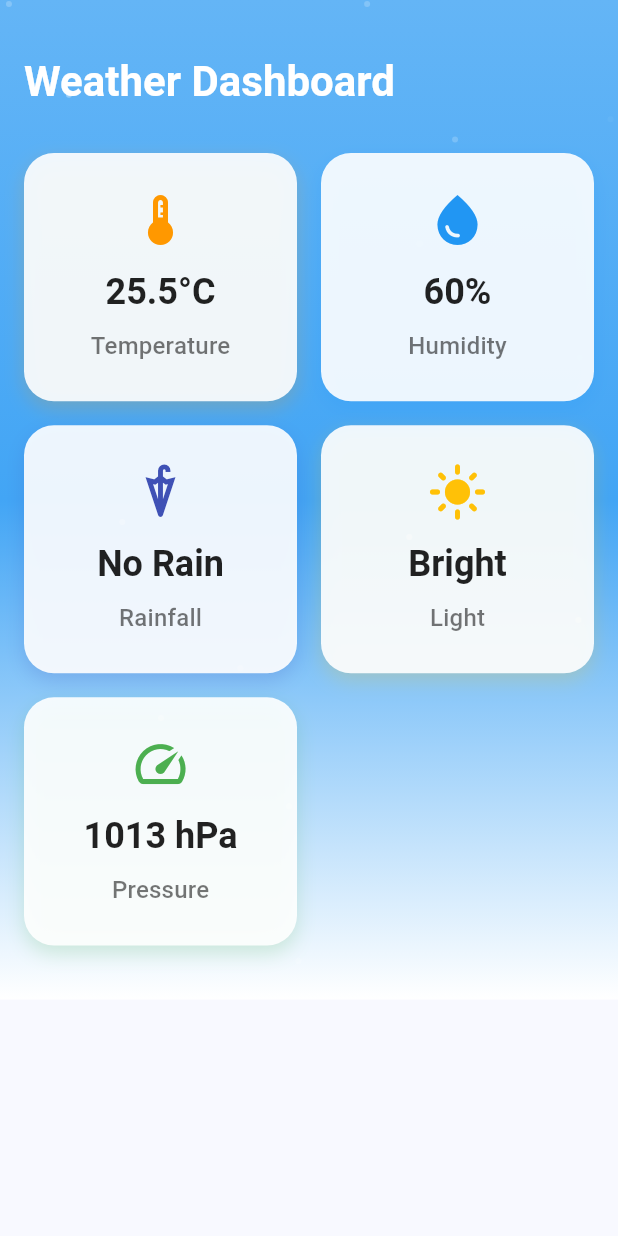
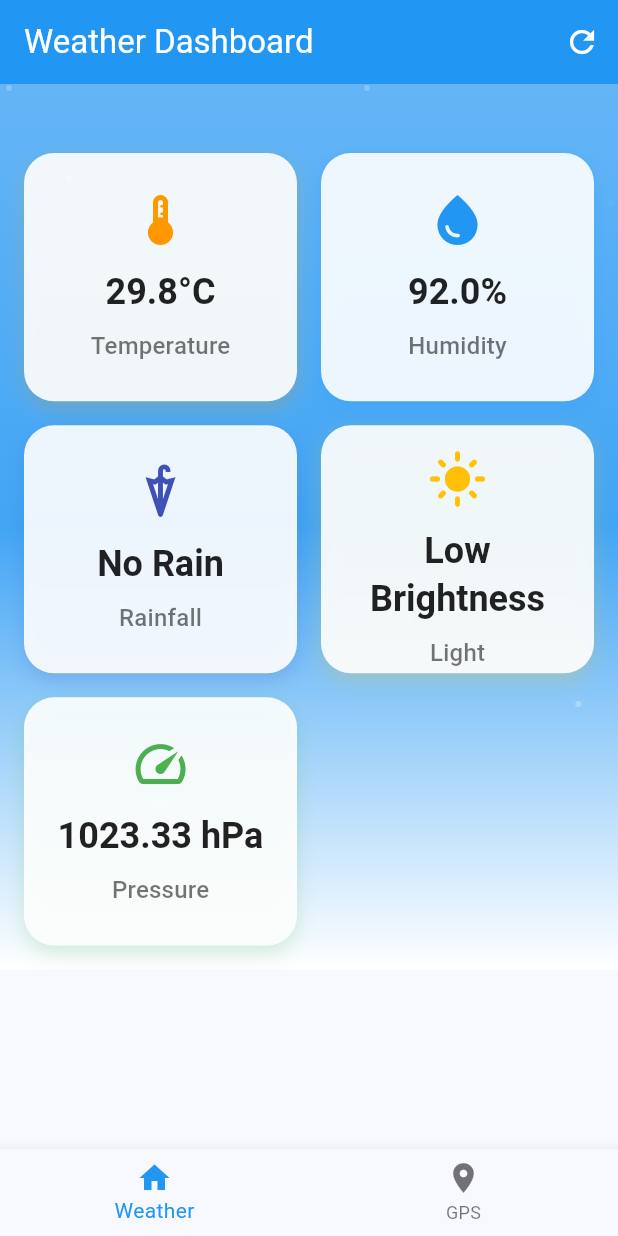
Before and after one commit to Fathir2001/Weather_App, a Flutter app: the HomePage screen opened directly, on a phone screen of 412 x 824 dp. Run offline on Flutter 3.47's test engine with Material 3 defaults, Android fonts, the phone set to English and light mode, and no system bars; our stand-ins replace shared_preferences; accounts and stored records are empty.

Commit message:
Add weather data model and implement GPS tracking page with navigation

```diff
--- a/Front - End/lib/Pages/HomePage.dart
+++ b/Front - End/lib/Pages/HomePage.dart
@@ -1,5 +1,25 @@
 import 'package:flutter/material.dart';
 import 'dart:math' as math;
+import 'dart:async';
+import 'gps.dart';
+
+class WeatherData {
+  final double temperature;
+  final double humidity;
+  final int rainVal;
+  final String rainCondition;
+  final String lightCondition;
+  final double pressure;
+
+  WeatherData({
+    required this.temperature,
+    required this.humidity,
+    required this.rainVal,
+    required this.rainCondition,
+    required this.lightCondition,
+    required this.pressure,
+  });
+}
 
 class HomePage extends StatefulWidget {
   const HomePage({super.key});
@@ -9,8 +29,17 @@ class HomePage extends StatefulWidget {
 }
 
 class _HomePageState extends State<HomePage> with TickerProviderStateMixin {
+  int _selectedIndex = 0;
   late AnimationController _fadeController;
   late AnimationController _cardController;
+  WeatherData? _currentWeather;
+  bool _isLoading = false;
+
+  void _onItemTapped(int index) {
+    setState(() {
+      _selectedIndex = index;
+    });
+  }
 
   @override
   void initState() {
@@ -24,6 +53,15 @@ class _HomePageState extends State<HomePage> with TickerProviderStateMixin {
       duration: const Duration(milliseconds: 1500),
       vsync: this,
     )..forward();
+
+    _currentWeather = WeatherData(
+      temperature: 29.80,
+      humidity: 92.00,
+      rainVal: 1535,
+      rainCondition: 'No Rain',
+      lightCondition: 'Low Brightness',
+      pressure: 1023.33,
+    );
   }
 
   @override
@@ -33,18 +71,46 @@ class _HomePageState extends State<HomePage> with TickerProviderStateMixin {
     super.dispose();
   }
 
+  Future<void> _updateWeatherData() async {
+    setState(() => _isLoading = true);
+    await Future.delayed(const Duration(milliseconds: 500));
+
+    setState(() {
+      _currentWeather = WeatherData(
+        temperature: 29.80,
+        humidity: 92.00,
+        rainVal: 1535,
+        rainCondition: _getRandomRainCondition(),
+        lightCondition: _getRandomLightCondition(),
+        pressure: 1023.33,
+      );
+      _isLoading = false;
+    });
+  }
+
+  String _getRandomRainCondition() {
+    final conditions = ['No Rain', 'Heavy Rain', 'Moderate Rain'];
+    return conditions[math.Random().nextInt(conditions.length)];
+  }
+
+  String _getRandomLightCondition() {
+    return math.Random().nextBool() ? 'High Brightness' : 'Low Brightness';
+  }
+
   String _getDisplayValue(String type) {
+    if (_currentWeather == null) return '--';
+
     switch (type) {
       case 'Temperature':
-        return '25.5°C';
+        return '${_currentWeather!.temperature}°C';
       case 'Humidity':
-        return '60%';
+        return '${_currentWeather!.humidity}%';
       case 'Rainfall':
-        return 'No Rain';
+        return _currentWeather!.rainCondition;
       case 'Light':
-        return 'Bright';
+        return _currentWeather!.lightCondition;
       case 'Pressure':
-        return '1013 hPa';
+        return '${_currentWeather!.pressure} hPa';
       default:
         return '--';
     }
@@ -53,7 +119,29 @@ class _HomePageState extends State<HomePage> with TickerProviderStateMixin {
   @override
   Widget build(BuildContext context) {
     return Scaffold(
-      body: Container(
+      appBar: AppBar(
+        backgroundColor: Colors.blue,
+        elevation: 0,
+        title: const Text('Weather Dashboard',
+          style: TextStyle(color: Colors.white),
+        ),
+        actions: [
+          IconButton(
+            icon: _isLoading
+              ? const SizedBox(
+                  width: 20,
+                  height: 20,
+                  child: CircularProgressIndicator(
+                    color: Colors.white,
+                    strokeWidth: 2,
+                  ),
+                )
+              : const Icon(Icons.refresh, color: Colors.white),
+            onPressed: _isLoading ? null : _updateWeatherData,
+          ),
+        ],
+      ),
+      body: _selectedIndex == 0 ? Container(
         decoration: const BoxDecoration(
           gradient: LinearGradient(
             begin: Alignment.topCenter,
@@ -77,14 +165,6 @@ class _HomePageState extends State<HomePage> with TickerProviderStateMixin {
                     child: Column(
                       crossAxisAlignment: CrossAxisAlignment.start,
                       children: [
-                        const SizedBox(height: 20),
-                        Text(
-                          'Weather Dashboard',
-                          style: Theme.of(context).textTheme.headlineMedium?.copyWith(
-                            color: Colors.white,
-                            fontWeight: FontWeight.bold,
-                          ),
-                        ),
                         const SizedBox(height: 30),
                         GridView.count(
                           shrinkWrap: true,
@@ -126,7 +206,6 @@ class _HomePageState extends State<HomePage> with TickerProviderStateMixin {
                             ),
                           ],
                         ),
-                        const SizedBox(height: 20),
                       ],
                     ),
                   );
@@ -135,6 +214,21 @@ class _HomePageState extends State<HomePage> with TickerProviderStateMixin {
             ],
           ),
         ),
+      ) : const GPS(),
+      bottomNavigationBar: BottomNavigationBar(
+        items: const <BottomNavigationBarItem>[
+          BottomNavigationBarItem(
+            icon: Icon(Icons.home),
+            label: 'Weather',
+          ),
+          BottomNavigationBarItem(
+            icon: Icon(Icons.location_on),
+            label: 'GPS',
+          ),
+        ],
+        currentIndex: _selectedIndex,
+        selectedItemColor: Colors.blue,
+        onTap: _onItemTapped,
       ),
     );
   }
--- a/Front - End/lib/Pages/IntroPage.dart
+++ b/Front - End/lib/Pages/IntroPage.dart
@@ -1,6 +1,7 @@
 import 'package:flutter/material.dart';
 import 'dart:math' as math;
 import 'SignUp.dart';
+import 'SignIn.dart';
 import 'HomePage.dart';
 
 class IntroPage extends StatefulWidget {
@@ -165,7 +166,7 @@ class _IntroPageState extends State<IntroPage> with TickerProviderStateMixin {
                                 Navigator.push(
                                   context,
                                   MaterialPageRoute(
-                                    builder: (context) => const SignUpPage(),
+                                    builder: (context) => const SignInPage(),
                                   ),
                                 );
                               },
--- a/Front - End/lib/Pages/SignIn.dart
+++ b/Front - End/lib/Pages/SignIn.dart
@@ -1,8 +1,8 @@
 import 'package:flutter/material.dart';
-import 'dart:math' as math;
 import '../Api_Service.dart';
 import 'package:shared_preferences/shared_preferences.dart';
 import 'SignUp.dart';
+import 'HomePage.dart';
 
 class SignInPage extends StatefulWidget {
   const SignInPage({super.key});
@@ -63,7 +63,7 @@ class _SignInPageState extends State<SignInPage> with TickerProviderStateMixin {
             ScaffoldMessenger.of(context).showSnackBar(
               const SnackBar(content: Text('Sign in successful!')),
             );
-            Navigator.pushReplacementNamed(context, '/home');
+            Navigator.push(context, MaterialPageRoute(builder: (context)=>const HomePage()));
           } else {
             ScaffoldMessenger.of(context).showSnackBar(
               SnackBar(content: Text(response['message'])),
@@ -157,8 +157,10 @@ class _SignInPageState extends State<SignInPage> with TickerProviderStateMixin {
   @override
   Widget build(BuildContext context) {
     return Scaffold(
+
       body: Container(
         decoration: const BoxDecoration(
+
           gradient: LinearGradient(
             begin: Alignment.topCenter,
             end: Alignment.bottomCenter,
```
Also changed, not shown: Front - End/lib/Pages/gps.dart (added, +114 -0 lines), 1 other file.
